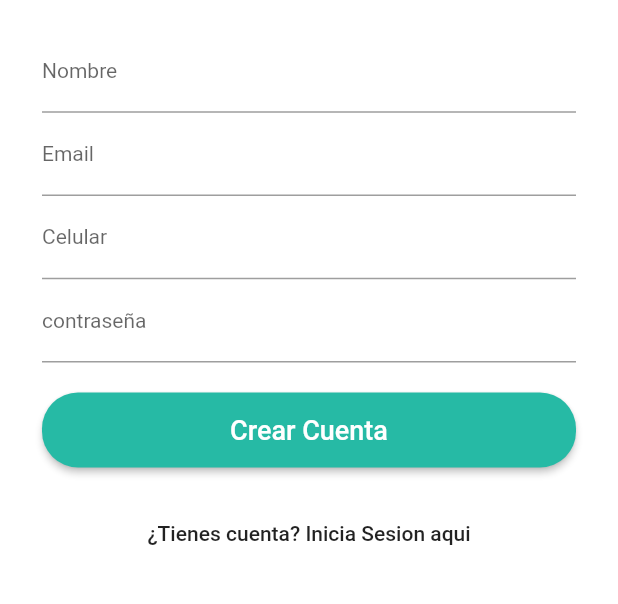
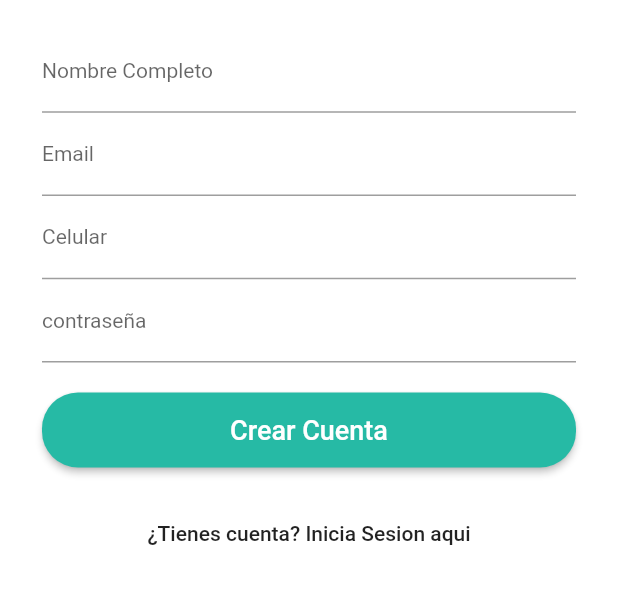
Before and after one commit to edwardcp20/profesor_app, a Flutter app: the RegisterationScreen screen opened by its route, on a phone screen of 412 x 824 dp, the part 461-1065 px from its top. Run offline on Flutter 3.47's test engine with Material 2 defaults, Android fonts, the phone set to English and light mode, and no system bars; our stand-ins replace firebase_auth, firebase_core, firebase_database, fluttertoast, geolocator, google_maps_flutter; missing offline and left inert: flutter_geofire; accounts and stored records are empty; Roboto replaces fonts that are missing (Brand Bold).

Commit message:
22/04/2021

```diff
--- a/lib/AllScreens/registerationScreen.dart
+++ b/lib/AllScreens/registerationScreen.dart
@@ -51,7 +51,7 @@ class RegisterationScreen extends StatelessWidget
                       controller: nameTextEditingController,
                       keyboardType: TextInputType.text,
                       decoration: InputDecoration(
-                        labelText: "Nombre",
+                        labelText: "Nombre Completo",
                         labelStyle: TextStyle(
                           fontSize: 14.0,
                         ),
```
Also changed, not shown: lib/AllScreens/loginScreen.dart (+15 -9 lines).
